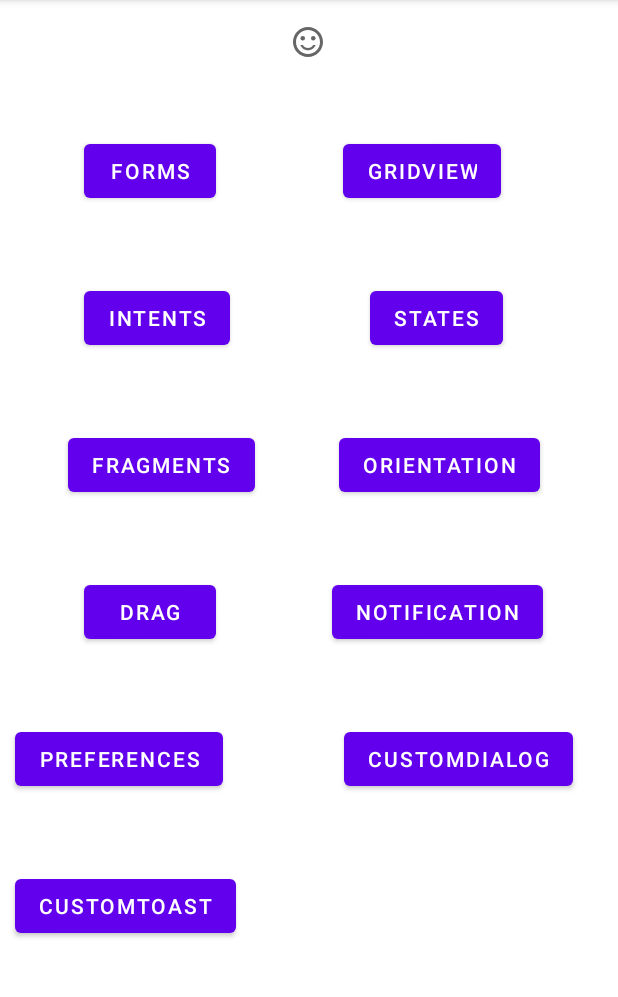
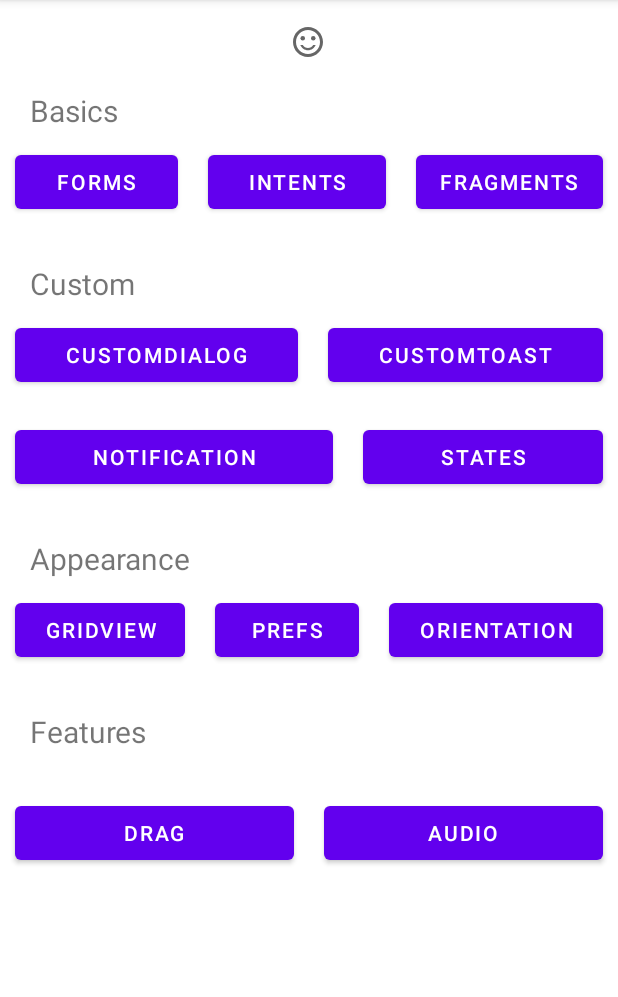
Before and after one commit to ElzaCS/EmptyActivityExample, an Android app: the screen it shows after launch (MainActivity), on a phone screen of 412 x 824 dp, the part 84-1081 px from its top. Run offline under Robolectric (Android 15) with nearby library versions, the phone set to English and light mode, and no system bars.

Commit message:
Add activity to demonstrate AudioPlayer

```diff
--- a/app/src/main/java/com/example/emptyactivityexample/MainActivity.java
+++ b/app/src/main/java/com/example/emptyactivityexample/MainActivity.java
@@ -109,6 +109,14 @@ public class MainActivity extends AppCompatActivity {
             @Override
             public void onClick(View v) {
                 Intent intent = new Intent(MainActivity.this, DragActivity.class);
+                startActivity(intent);
+            }
+        });
+        Button btn_audio = findViewById(R.id.btn_audio);
+        btn_audio.setOnClickListener(new View.OnClickListener() {
+            @Override
+            public void onClick(View v) {
+                Intent intent = new Intent(MainActivity.this, AudioPlayerActivity.class);
                 startActivity(intent);
             }
         });
--- /dev/null
+++ b/app/src/main/res/drawable/ic_fast_forward.xml
@@ -0,0 +1,5 @@
+<vector android:height="24dp" android:tint="#FFFFFF"
+    android:viewportHeight="24" android:viewportWidth="24"
+    android:width="24dp" xmlns:android="http://schemas.android.com/apk/res/android">
+    <path android:fillColor="@android:color/white" android:pathData="M4,18l8.5,-6L4,6v12zM13,6v12l8.5,-6L13,6z"/>
+</vector>
--- /dev/null
+++ b/app/src/main/res/drawable/ic_fast_rewind.xml
@@ -0,0 +1,5 @@
+<vector android:height="24dp" android:tint="#FFFFFF"
+    android:viewportHeight="24" android:viewportWidth="24"
+    android:width="24dp" xmlns:android="http://schemas.android.com/apk/res/android">
+    <path android:fillColor="@android:color/white" android:pathData="M11,18L11,6l-8.5,6 8.5,6zM11.5,12l8.5,6L20,6l-8.5,6z"/>
+</vector>
--- /dev/null
+++ b/app/src/main/res/drawable/ic_music.xml
@@ -0,0 +1,5 @@
+<vector android:height="24dp" android:tint="#FFFFFF"
+    android:viewportHeight="24" android:viewportWidth="24"
+    android:width="24dp" xmlns:android="http://schemas.android.com/apk/res/android">
+    <path android:fillColor="@android:color/white" android:pathData="M12,3v10.55c-0.59,-0.34 -1.27,-0.55 -2,-0.55 -2.21,0 -4,1.79 -4,4s1.79,4 4,4 4,-1.79 4,-4V7h4V3h-6z"/>
+</vector>
--- /dev/null
+++ b/app/src/main/res/drawable/ic_pause.xml
@@ -0,0 +1,5 @@
+<vector android:height="24dp" android:tint="#FFFFFF"
+    android:viewportHeight="24" android:viewportWidth="24"
+    android:width="24dp" xmlns:android="http://schemas.android.com/apk/res/android">
+    <path android:fillColor="@android:color/white" android:pathData="M12,2C6.48,2 2,6.48 2,12s4.48,10 10,10 10,-4.48 10,-10S17.52,2 12,2zM11,16L9,16L9,8h2v8zM15,16h-2L13,8h2v8z"/>
+</vector>
--- /dev/null
+++ b/app/src/main/res/drawable/ic_play.xml
@@ -0,0 +1,5 @@
+<vector android:height="24dp" android:tint="#FFFFFF"
+    android:viewportHeight="24" android:viewportWidth="24"
+    android:width="24dp" xmlns:android="http://schemas.android.com/apk/res/android">
+    <path android:fillColor="@android:color/white" android:pathData="M12,2C6.48,2 2,6.48 2,12s4.48,10 10,10 10,-4.48 10,-10S17.52,2 12,2zM10,16.5v-9l6,4.5 -6,4.5z"/>
+</vector>
--- a/app/src/main/res/layout/activity_main.xml
+++ b/app/src/main/res/layout/activity_main.xml
@@ -18,125 +18,203 @@
         app:layout_constraintTop_toTopOf="parent"
         app:srcCompat="@drawable/ic_outline_sentiment_satisfied_24" />
 
+
+    <TextView
+        android:id="@+id/textView11"
+        android:layout_width="wrap_content"
+        android:layout_height="wrap_content"
+        android:layout_marginLeft="20dp"
+        android:layout_marginTop="20dp"
+        android:text="Basics"
+        android:textSize="20sp"
+        app:layout_constraintStart_toStartOf="parent"
+        app:layout_constraintTop_toBottomOf="@+id/imageView" />
+    <LinearLayout
+        android:id="@+id/Basics"
+        android:layout_width="match_parent"
+        android:layout_height="wrap_content"
+        android:orientation="horizontal"
+        android:weightSum="2"
+        app:layout_constraintTop_toBottomOf="@+id/textView11"
+        tools:layout_editor_absoluteX="0dp">
+
         <Button
             android:id="@+id/btn_forms"
             android:layout_width="wrap_content"
             android:layout_height="wrap_content"
-        android:layout_marginStart="56dp"
-        android:layout_marginLeft="56dp"
-        android:layout_marginTop="50dp"
-        android:text="Forms"
-        app:layout_constraintStart_toStartOf="parent"
-        app:layout_constraintTop_toBottomOf="@+id/imageView" />
+            android:layout_margin="10dp"
+            android:layout_weight="1"
+            android:text="Forms" />
 
         <Button
             android:id="@+id/btn_intents"
             android:layout_width="wrap_content"
             android:layout_height="wrap_content"
-        android:layout_marginStart="56dp"
-        android:layout_marginLeft="56dp"
-        android:layout_marginTop="50dp"
-        android:text="Intents"
+            android:layout_margin="10dp"
+            android:layout_weight="1"
+            android:text="Intents" />
+        <Button
+            android:id="@+id/btn_fragments"
+            android:layout_width="wrap_content"
+            android:layout_height="wrap_content"
+            android:text="Fragments"
+            android:layout_margin="10dp"
+            android:layout_weight="1" />
+    </LinearLayout>
+
+    <TextView
+        android:id="@+id/textView13"
+        android:layout_width="wrap_content"
+        android:layout_height="wrap_content"
+        android:layout_marginStart="20dp"
+        android:layout_marginLeft="20dp"
+        android:layout_marginTop="20dp"
+        android:text="Custom"
+        android:textSize="20sp"
         app:layout_constraintStart_toStartOf="parent"
-        app:layout_constraintTop_toBottomOf="@+id/btn_forms" />
+        app:layout_constraintTop_toBottomOf="@+id/Basics" />
 
+    <LinearLayout
+        android:id="@+id/Custom1"
+        android:layout_width="match_parent"
+        android:layout_height="wrap_content"
+        android:orientation="horizontal"
+        android:weightSum="2"
+        app:layout_constraintTop_toBottomOf="@+id/textView13"
+        tools:layout_editor_absoluteX="1dp">
+
+        <Button
+            android:id="@+id/btn_dialog"
+            android:layout_width="wrap_content"
+            android:layout_height="wrap_content"
+            android:layout_weight="1"
+            android:text="CustomDialog"
+            android:layout_margin="10dp"
+            tools:layout_editor_absoluteX="222dp"
+            tools:layout_editor_absoluteY="657dp" />
+
+        <Button
+            android:id="@+id/btn_toast"
+            android:layout_width="wrap_content"
+            android:layout_height="wrap_content"
+            android:layout_weight="1"
+            android:text="CustomToast"
+            android:layout_margin="10dp"
+            tools:layout_editor_absoluteX="16dp"
+            tools:layout_editor_absoluteY="644dp" />
+
+    </LinearLayout>
+
+    <LinearLayout
+        android:id="@+id/Custom2"
+        android:layout_width="match_parent"
+        android:layout_height="wrap_content"
+        android:orientation="horizontal"
+        android:weightSum="2"
+        app:layout_constraintTop_toBottomOf="@+id/Custom1">
+
+        <Button
+            android:id="@+id/btn_notif"
+            android:layout_width="wrap_content"
+            android:layout_height="wrap_content"
+            android:layout_weight="1"
+            android:text="Notification"
+            android:layout_margin="10dp"
+             />
+        <Button
+            android:id="@+id/btn_states"
+            android:layout_width="wrap_content"
+            android:layout_height="wrap_content"
+            android:text="States"
+            android:layout_weight="1"
+            android:layout_margin="10dp"
+            tools:layout_editor_absoluteX="306dp"
+            tools:layout_editor_absoluteY="556dp" />
+
+    </LinearLayout>
+
+    <TextView
+        android:id="@+id/textView12"
+        android:layout_width="wrap_content"
+        android:layout_height="wrap_content"
+        android:layout_marginStart="20dp"
+        android:layout_marginLeft="20dp"
+        android:layout_marginTop="20dp"
+        android:text="Appearance"
+        android:textSize="20sp"
+        app:layout_constraintStart_toStartOf="parent"
+        app:layout_constraintTop_toBottomOf="@+id/Custom2" />
+
+    <LinearLayout
+        android:id="@+id/Appearance"
+        android:layout_width="match_parent"
+        android:layout_height="wrap_content"
+        android:orientation="horizontal"
+        android:weightSum="3"
+        app:layout_constraintTop_toBottomOf="@+id/textView12"
+        tools:layout_editor_absoluteX="1dp">
         <Button
             android:id="@+id/btn_gridview"
             android:layout_width="wrap_content"
             android:layout_height="wrap_content"
-        android:layout_marginTop="50dp"
+            android:layout_weight="1"
+            android:layout_margin="10dp"
             android:text="GridVIew"
-        app:layout_constraintEnd_toEndOf="parent"
-        app:layout_constraintHorizontal_bias="0.521"
-        app:layout_constraintStart_toEndOf="@+id/btn_forms"
-        app:layout_constraintTop_toBottomOf="@+id/imageView" />
-
+            />
         <Button
-        android:id="@+id/btn_states"
+            android:id="@+id/btn_pref"
             android:layout_width="wrap_content"
             android:layout_height="wrap_content"
-        android:layout_marginTop="50dp"
-        android:text="States"
-        app:layout_constraintEnd_toEndOf="parent"
-        app:layout_constraintHorizontal_bias="0.549"
-        app:layout_constraintStart_toEndOf="@+id/btn_intents"
-        app:layout_constraintTop_toBottomOf="@+id/btn_gridview" />
-
-    <Button
-        android:id="@+id/btn_fragments"
-        android:layout_width="wrap_content"
-        android:layout_height="wrap_content"
-        android:layout_marginStart="45dp"
-        android:layout_marginLeft="45dp"
-        android:layout_marginTop="50dp"
-        android:text="Fragments"
-        app:layout_constraintStart_toStartOf="parent"
-        app:layout_constraintTop_toBottomOf="@+id/btn_intents" />
-
+            android:text="Prefs"
+            android:layout_weight="1"
+            android:layout_margin="10dp"
+             />
         <Button
             android:id="@+id/btn_orientation"
             android:layout_width="wrap_content"
             android:layout_height="wrap_content"
-        android:layout_marginTop="50dp"
             android:text="Orientation"
-        app:layout_constraintEnd_toEndOf="parent"
-        app:layout_constraintHorizontal_bias="0.516"
-        app:layout_constraintStart_toEndOf="@+id/btn_fragments"
-        app:layout_constraintTop_toBottomOf="@+id/btn_states" />
+            android:layout_weight="1"
+            android:layout_margin="10dp"
+             />
+    </LinearLayout>
+
+    <TextView
+        android:id="@+id/textView14"
+        android:layout_width="wrap_content"
+        android:layout_height="wrap_content"
+        android:layout_marginStart="20dp"
+        android:layout_marginLeft="20dp"
+        android:layout_marginTop="20dp"
+        android:text="Features"
+        android:textSize="20sp"
+        app:layout_constraintStart_toStartOf="parent"
+        app:layout_constraintTop_toBottomOf="@+id/Appearance" />
+
+    <LinearLayout
+        android:layout_width="match_parent"
+        android:layout_height="wrap_content"
+        android:layout_marginTop="20dp"
+        android:orientation="horizontal"
+        android:weightSum="2"
+        app:layout_constraintTop_toBottomOf="@+id/textView14"
+        tools:layout_editor_absoluteX="1dp">
 
         <Button
             android:id="@+id/btn_drag"
             android:layout_width="wrap_content"
             android:layout_height="wrap_content"
-        android:layout_marginStart="56dp"
-        android:layout_marginLeft="56dp"
-        android:layout_marginTop="50dp"
-        android:text="Drag"
-        app:layout_constraintStart_toStartOf="parent"
-        app:layout_constraintTop_toBottomOf="@+id/btn_fragments" />
-
+            android:layout_margin="10dp"
+            android:layout_weight="1"
+            android:text="Drag" />
         <Button
-        android:id="@+id/btn_notif"
+            android:id="@+id/btn_audio"
             android:layout_width="wrap_content"
             android:layout_height="wrap_content"
-        android:layout_marginTop="50dp"
-        android:layout_marginEnd="50dp"
-        android:layout_marginRight="50dp"
-        android:text="Notification"
-        app:layout_constraintEnd_toEndOf="parent"
-        app:layout_constraintTop_toBottomOf="@+id/btn_orientation" />
+            android:layout_margin="10dp"
+            android:layout_weight="1"
+            android:text="Audio" />
+    </LinearLayout>
 
-    <Button
-        android:id="@+id/btn_pref"
-        android:layout_width="wrap_content"
-        android:layout_height="wrap_content"
-        android:layout_marginStart="10dp"
-        android:layout_marginLeft="10dp"
-        android:layout_marginTop="50dp"
-        android:text="Preferences"
-        app:layout_constraintStart_toStartOf="parent"
-        app:layout_constraintTop_toBottomOf="@+id/btn_drag" />
-
-    <Button
-        android:id="@+id/btn_dialog"
-        android:layout_width="wrap_content"
-        android:layout_height="wrap_content"
-        android:layout_marginTop="50dp"
-        android:layout_marginEnd="30dp"
-        android:layout_marginRight="30dp"
-        android:text="CustomDialog"
-        app:layout_constraintEnd_toEndOf="parent"
-        app:layout_constraintTop_toBottomOf="@+id/btn_notif" />
-
-    <Button
-        android:id="@+id/btn_toast"
-        android:layout_width="wrap_content"
-        android:layout_height="wrap_content"
-        android:layout_marginStart="10dp"
-        android:layout_marginLeft="10dp"
-        android:layout_marginTop="50dp"
-        android:text="CustomTOast"
-        app:layout_constraintStart_toStartOf="parent"
-        app:layout_constraintTop_toBottomOf="@+id/btn_pref" />
 
 </androidx.constraintlayout.widget.ConstraintLayout>
```
Also changed, not shown: app/src/main/AndroidManifest.xml (+45 -23 lines), app/src/main/java/com/example/emptyactivityexample/AudioPlayerActivity.java (added, +133 -0 lines), app/src/main/res/layout/activity_audio_player.xml (added, +74 -0 lines), 1 other file. Lines whose indentation alone changed are shown as unchanged.
